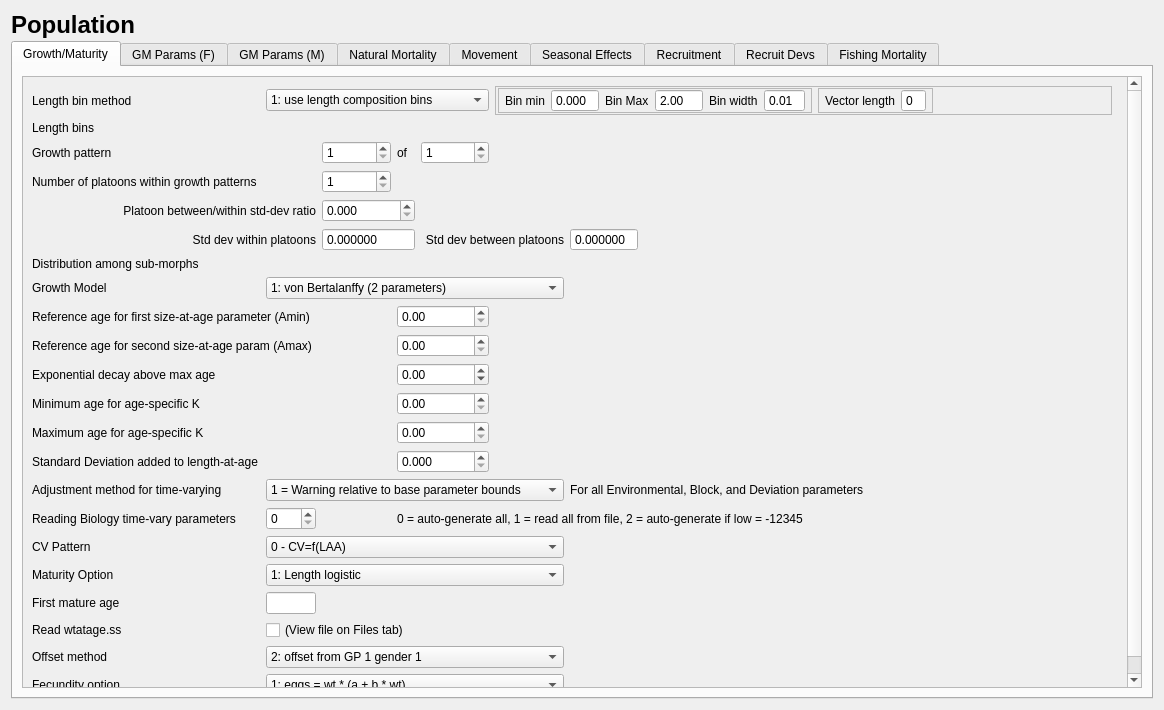
Above: src/population_widget.ui from nmfs-ost/ss3-ssi before the change. Below: the same form after it.
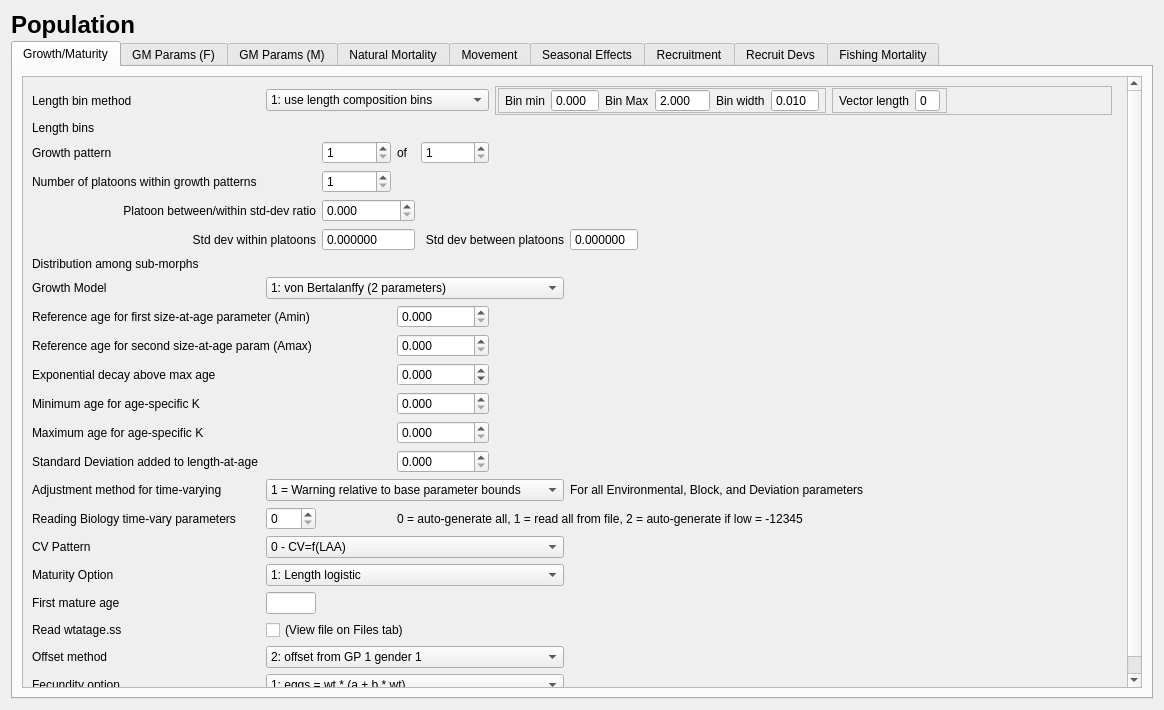
That is the form after the change. Icons and pictures are not drawn.

```diff
--- a/src/population_widget.ui
+++ b/src/population_widget.ui
@@ -273,7 +273,11 @@
               </widget>
              </item>
              <item row="12" column="3" colspan="2">
-              <widget class="QDoubleSpinBox" name="doubleSpinBox_growth_age_spec_min"/>
+              <widget class="QDoubleSpinBox" name="doubleSpinBox_growth_age_spec_min">
+               <property name="decimals">
+                <number>3</number>
+               </property>
+              </widget>
              </item>
              <item row="0" column="0">
               <widget class="QLabel" name="label_growth_bin_method">
@@ -405,7 +409,11 @@
               </widget>
              </item>
              <item row="13" column="3" colspan="2">
-              <widget class="QDoubleSpinBox" name="doubleSpinBox_growth_age_spec_max"/>
+              <widget class="QDoubleSpinBox" name="doubleSpinBox_growth_age_spec_max">
+               <property name="decimals">
+                <number>3</number>
+               </property>
+              </widget>
              </item>
              <item row="17" column="0">
               <widget class="QLabel" name="label_growth_cv_pattern">
@@ -455,6 +463,9 @@
              </item>
              <item row="9" column="3" colspan="2">
               <widget class="QDoubleSpinBox" name="doubleSpinBox_growth_age_Amin">
+               <property name="decimals">
+                <number>3</number>
+               </property>
                <property name="maximum">
                 <double>999.000000000000000</double>
                </property>
@@ -575,6 +586,9 @@
              </item>
              <item row="10" column="3" colspan="2">
               <widget class="QDoubleSpinBox" name="doubleSpinBox_growth_age_Amax">
+               <property name="decimals">
+                <number>3</number>
+               </property>
                <property name="minimum">
                 <double>0.000000000000000</double>
                </property>
@@ -585,6 +599,9 @@
              </item>
              <item row="11" column="3" colspan="2">
               <widget class="QDoubleSpinBox" name="doubleSpinBox_exp_decay">
+               <property name="decimals">
+                <number>3</number>
+               </property>
                <property name="minimum">
                 <double>-999.000000000000000</double>
                </property>
@@ -697,6 +714,9 @@
                      <property name="buttonSymbols">
                       <enum>QAbstractSpinBox::NoButtons</enum>
                      </property>
+                     <property name="decimals">
+                      <number>3</number>
+                     </property>
                      <property name="minimum">
                       <double>2.000000000000000</double>
                      </property>
@@ -717,6 +737,9 @@
                      <property name="buttonSymbols">
                       <enum>QAbstractSpinBox::NoButtons</enum>
                      </property>
+                     <property name="decimals">
+                      <number>3</number>
+                     </property>
                      <property name="minimum">
                       <double>0.010000000000000</double>
                      </property>
```
Left out of the diff: 16 changed lines with no effect on the pictures.
